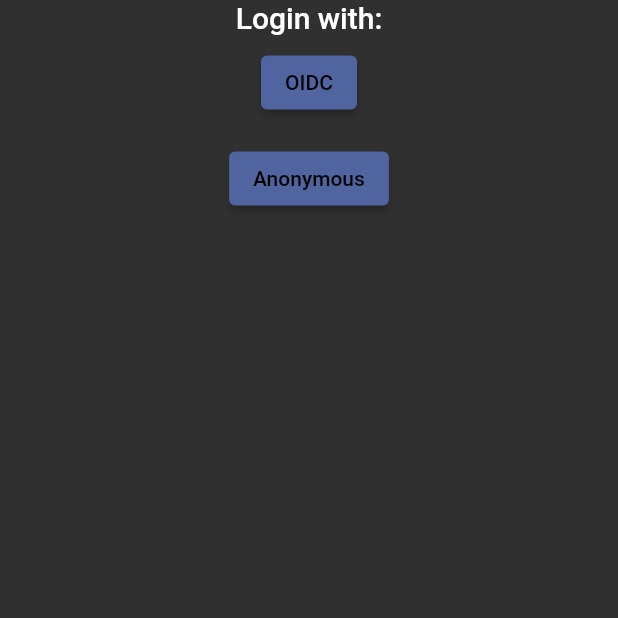
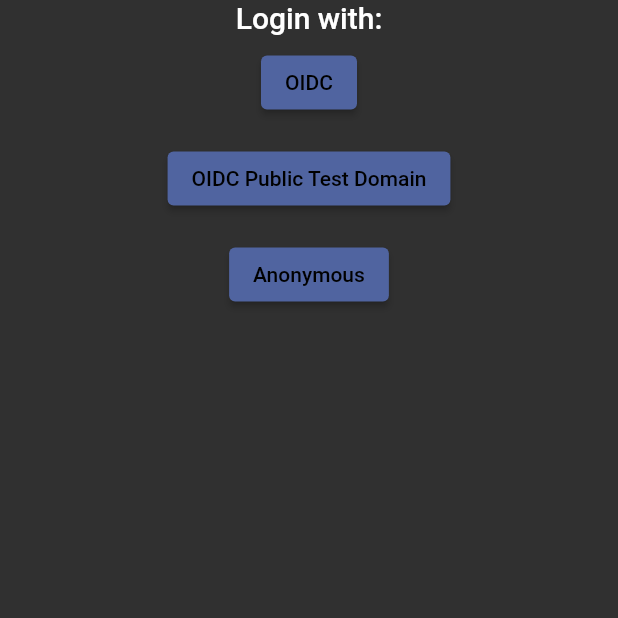
Before and after one commit to INKSec/FlutterMobileApp, a Flutter app: the screen it shows after launch, on a phone screen of 412 x 824 dp, the top half of it. Run offline on Flutter 3.47's test engine with Material 2 defaults, Android fonts, the phone set to English and light mode, and no system bars; our stand-ins replace hexcolor; missing offline and left inert: openid_client.

Commit message:
added public test auth provider for M2 presentation

```diff
--- a/mob_app/lib/views/login_selector.dart
+++ b/mob_app/lib/views/login_selector.dart
@@ -52,6 +52,10 @@ class LoginSelectorView extends StatelessWidget {
           issuerUri: Uri.parse("http://192.168.1.232:8001/issuer"),
           clientId: "81RRjLMem3ASRqzNI1xrnUkPELofcIAusPkjyk4Q",
           createNextWidget: createNextWidget),
+      'OIDC Public Test Domain': (context) => GenericOpenIDLoginView(
+          issuerUri: Uri.parse("http://136.243.14.112/issuer"),
+          clientId: "oF8h8CtSrBOoSpKVTD83hcMtzgrZAGAmFmVtpoPA",
+          createNextWidget: createNextWidget),
       'Anonymous': (context) =>
           DummyLoginView(createNextWidget: createNextWidget),
     };
```
